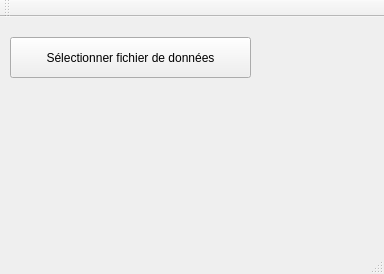
Old version of the form Aide_decisionnelle/mainwindow.ui in the repository Florian2209/Sciencedecision.
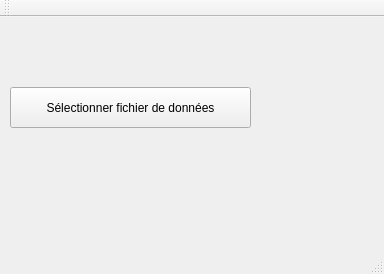
New version of the form.

Commit message: je ne sais pas ou est cree la bdd...

The edit to the form file:
```diff
--- a/Aide_decisionnelle/mainwindow.ui
+++ b/Aide_decisionnelle/mainwindow.ui
@@ -18,7 +18,7 @@
     <property name="geometry">
      <rect>
       <x>10</x>
-      <y>20</y>
+      <y>70</y>
       <width>241</width>
       <height>41</height>
      </rect>
```
The commit also changes 2 other files.
